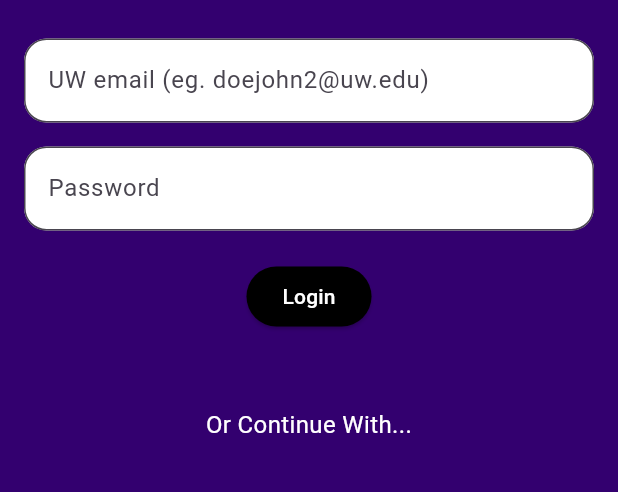
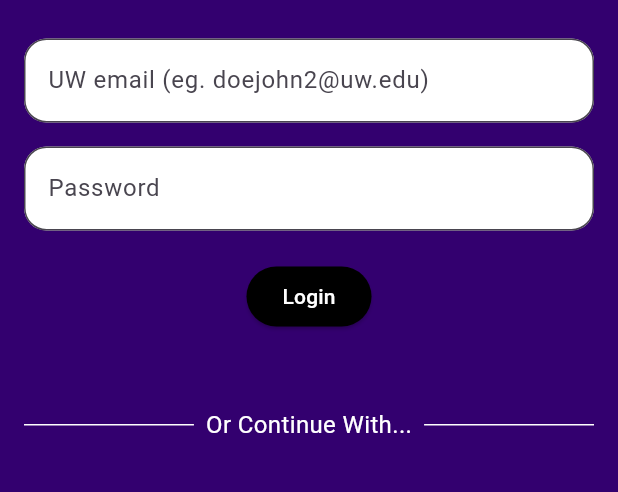
Before and after one commit to sporteefy/dropin_app, a Flutter app: the screen it shows after launch, on a phone screen of 412 x 824 dp, the part 449-941 px from its top. Run offline on Flutter 3.47's test engine with Material 3 defaults, Android fonts, the phone set to English and light mode, and no system bars.

Commit message:
added white lines on side of continue with message for design.

```diff
--- a/lib/auth_page.dart
+++ b/lib/auth_page.dart
@@ -96,6 +96,16 @@ class _AuthPageState extends State<AuthPage> {
             ),
             Padding(
               padding: EdgeInsets.fromLTRB(0, 0, 0, 230), // Padding at the bottom
+              child: Row(
+                children: [
+                  Expanded(
+                    child: Divider(
+                      color: Colors.white, // Line color
+                      thickness: 1, // Line thickness
+                    ),
+                  ),
+                  Padding(
+                    padding: const EdgeInsets.symmetric(horizontal: 8.0), // Space between lines and text
                     child: Text(
                       'Or Continue With...', // Text at the bottom
                       textAlign: TextAlign.center,
@@ -103,6 +113,15 @@ class _AuthPageState extends State<AuthPage> {
                         color: Colors.white,
                         fontSize: 16,
                       ),
+                    ),
+                  ),
+                  Expanded(
+                    child: Divider(
+                      color: Colors.white, // Line color
+                      thickness: 1, // Line thickness
+                    ),
+                  ),
+                ],
               ),
             ),
           ],
```
Lines whose indentation alone changed are shown as unchanged.
